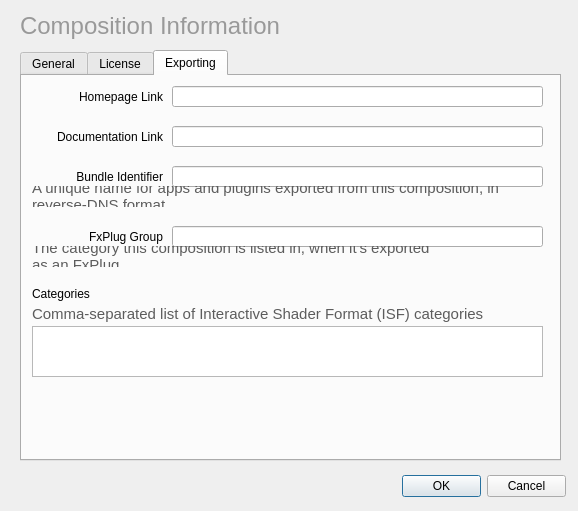
First picture: the form in editor/VuoMetadataEditor.ui, repository vuo/vuo, before the edit.
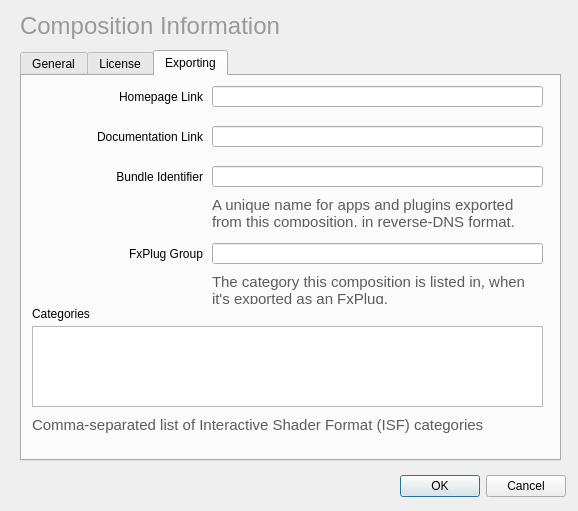
Second picture: the form after the edit. Custom widgets are drawn as their Qt base class.

Diff of the .ui file:
```diff
--- a/editor/VuoMetadataEditor.ui
+++ b/editor/VuoMetadataEditor.ui
@@ -19,9 +19,9 @@
   <widget class="QDialogButtonBox" name="buttonBox">
    <property name="geometry">
     <rect>
-     <x>402</x>
+     <x>25</x>
      <y>470</y>
-     <width>164</width>
+     <width>541</width>
      <height>32</height>
     </rect>
    </property>
@@ -95,9 +95,6 @@
      <height>411</height>
     </rect>
    </property>
-   <property name="styleSheet">
-    <string notr="true">color: 192,192,192</string>
-   </property>
    <property name="currentIndex">
     <number>2</number>
    </property>
@@ -421,7 +418,7 @@
       <rect>
        <x>10</x>
        <y>53</y>
-       <width>131</width>
+       <width>171</width>
        <height>16</height>
       </rect>
      </property>
@@ -435,9 +432,9 @@
     <widget class="VuoLineEdit" name="homepageLink">
      <property name="geometry">
       <rect>
-       <x>150</x>
+       <x>190</x>
        <y>10</y>
-       <width>371</width>
+       <width>331</width>
        <height>21</height>
       </rect>
      </property>
@@ -445,9 +442,9 @@
     <widget class="VuoLineEdit" name="documentationLink">
      <property name="geometry">
       <rect>
-       <x>150</x>
+       <x>190</x>
        <y>50</y>
-       <width>371</width>
+       <width>331</width>
        <height>21</height>
       </rect>
      </property>
@@ -457,7 +454,7 @@
       <rect>
        <x>10</x>
        <y>13</y>
-       <width>131</width>
+       <width>171</width>
        <height>16</height>
       </rect>
      </property>
@@ -472,8 +469,8 @@
      <property name="geometry">
       <rect>
        <x>10</x>
-       <y>153</y>
-       <width>131</width>
+       <y>170</y>
+       <width>171</width>
        <height>16</height>
       </rect>
      </property>
@@ -487,9 +484,9 @@
     <widget class="VuoLineEdit" name="bundleIdentifier">
      <property name="geometry">
       <rect>
-       <x>150</x>
+       <x>190</x>
        <y>90</y>
-       <width>371</width>
+       <width>331</width>
        <height>21</height>
       </rect>
      </property>
@@ -499,7 +496,7 @@
       <rect>
        <x>10</x>
        <y>93</y>
-       <width>131</width>
+       <width>171</width>
        <height>16</height>
       </rect>
      </property>
@@ -513,9 +510,9 @@
     <widget class="VuoLineEdit" name="fxPlugGroup">
      <property name="geometry">
       <rect>
-       <x>150</x>
-       <y>150</y>
-       <width>371</width>
+       <x>190</x>
+       <y>167</y>
+       <width>331</width>
        <height>21</height>
       </rect>
      </property>
@@ -523,10 +520,10 @@
     <widget class="QLabel" name="bundleIdentifierDetailsLabel">
      <property name="geometry">
       <rect>
-       <x>10</x>
-       <y>110</y>
-       <width>511</width>
-       <height>21</height>
+       <x>190</x>
+       <y>120</y>
+       <width>331</width>
+       <height>31</height>
       </rect>
      </property>
      <property name="font">
@@ -540,6 +537,9 @@
      <property name="text">
       <string>A unique name for apps and plugins exported from this composition, in reverse-DNS format.</string>
      </property>
+     <property name="alignment">
+      <set>Qt::AlignLeading|Qt::AlignLeft|Qt::AlignTop</set>
+     </property>
      <property name="wordWrap">
       <bool>true</bool>
      </property>
@@ -547,10 +547,10 @@
     <widget class="QLabel" name="fxPlugGroupDetailsLabel">
      <property name="geometry">
       <rect>
-       <x>10</x>
-       <y>170</y>
-       <width>401</width>
-       <height>21</height>
+       <x>190</x>
+       <y>197</y>
+       <width>331</width>
+       <height>31</height>
       </rect>
      </property>
      <property name="font">
@@ -564,6 +564,9 @@
      <property name="text">
       <string>The category this composition is listed in, when it's exported as an FxPlug.</string>
      </property>
+     <property name="alignment">
+      <set>Qt::AlignLeading|Qt::AlignLeft|Qt::AlignTop</set>
+     </property>
      <property name="wordWrap">
       <bool>true</bool>
      </property>
@@ -572,8 +575,8 @@
      <property name="geometry">
       <rect>
        <x>10</x>
-       <y>210</y>
-       <width>81</width>
+       <y>230</y>
+       <width>511</width>
        <height>16</height>
       </rect>
      </property>
@@ -587,7 +590,7 @@
        <x>10</x>
        <y>250</y>
        <width>511</width>
-       <height>51</height>
+       <height>81</height>
       </rect>
      </property>
      <property name="acceptRichText">
@@ -598,9 +601,9 @@
      <property name="geometry">
       <rect>
        <x>10</x>
-       <y>230</y>
-       <width>461</width>
-       <height>16</height>
+       <y>340</y>
+       <width>511</width>
+       <height>31</height>
       </rect>
      </property>
      <property name="font">
@@ -614,6 +617,12 @@
      <property name="text">
       <string>Comma-separated list of Interactive Shader Format (ISF) categories</string>
      </property>
+     <property name="alignment">
+      <set>Qt::AlignLeading|Qt::AlignLeft|Qt::AlignTop</set>
+     </property>
+     <property name="wordWrap">
+      <bool>true</bool>
+     </property>
     </widget>
    </widget>
   </widget>
```
Left out of the diff: 69 changed lines with no effect on the pictures.
